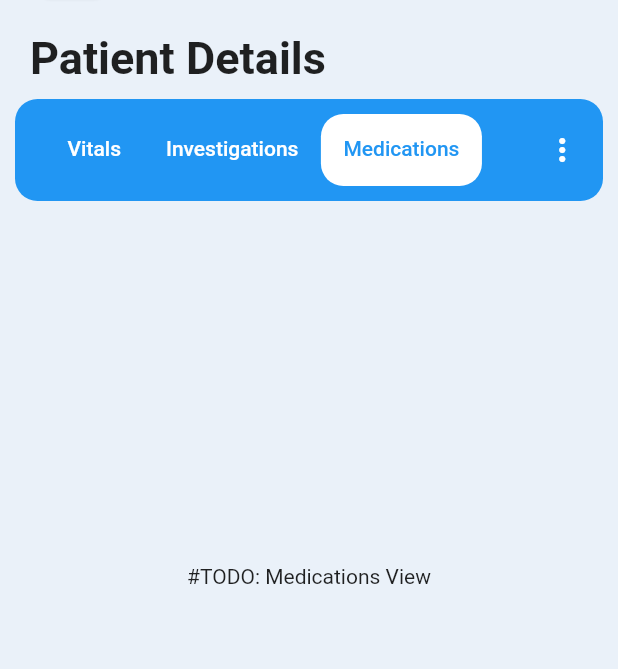
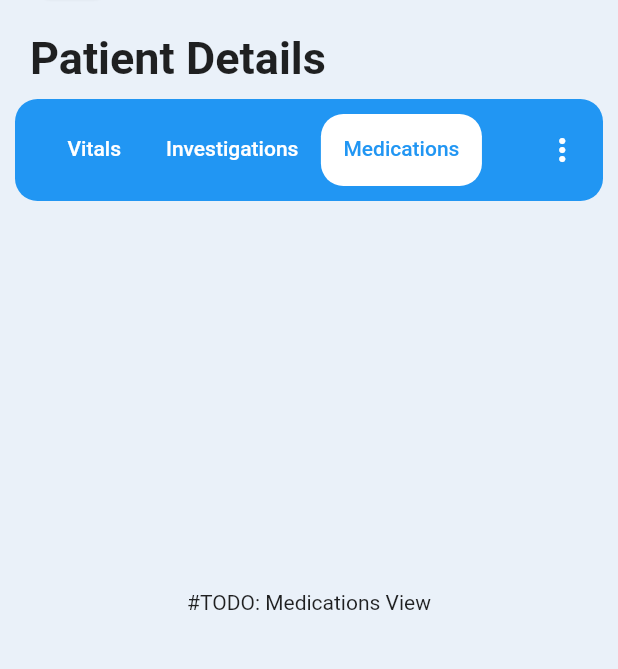
Before and after one commit to patnaapp/ipd_getx_project_backup, a Flutter app: the PatientDetailsView screen opened by its route, tab 3 chosen, on a phone screen of 412 x 824 dp, the part 120-789 px from its top. Run offline on Flutter 3.47's test engine with Material 2 defaults, Android fonts, the phone set to English and light mode, and no system bars; our stand-ins replace fl_chart, get; missing offline and left inert: barcode_scan_fix.

Commit message:
height specified

```diff
--- a/lib/app/modules/patient_details/views/patient_details_view.dart
+++ b/lib/app/modules/patient_details/views/patient_details_view.dart
@@ -136,7 +136,7 @@ class PatientDetailsView extends GetView<PatientDetailsController> {
                     ),
                     // Tab Bar View Area
                     Container(
-                      height: 500,
+                      height: MediaQuery.of(context).size.height*0.65,
                       child: Obx( () =>
                           IndexedStack(
                             index: controller.tabIndex.value,
```
